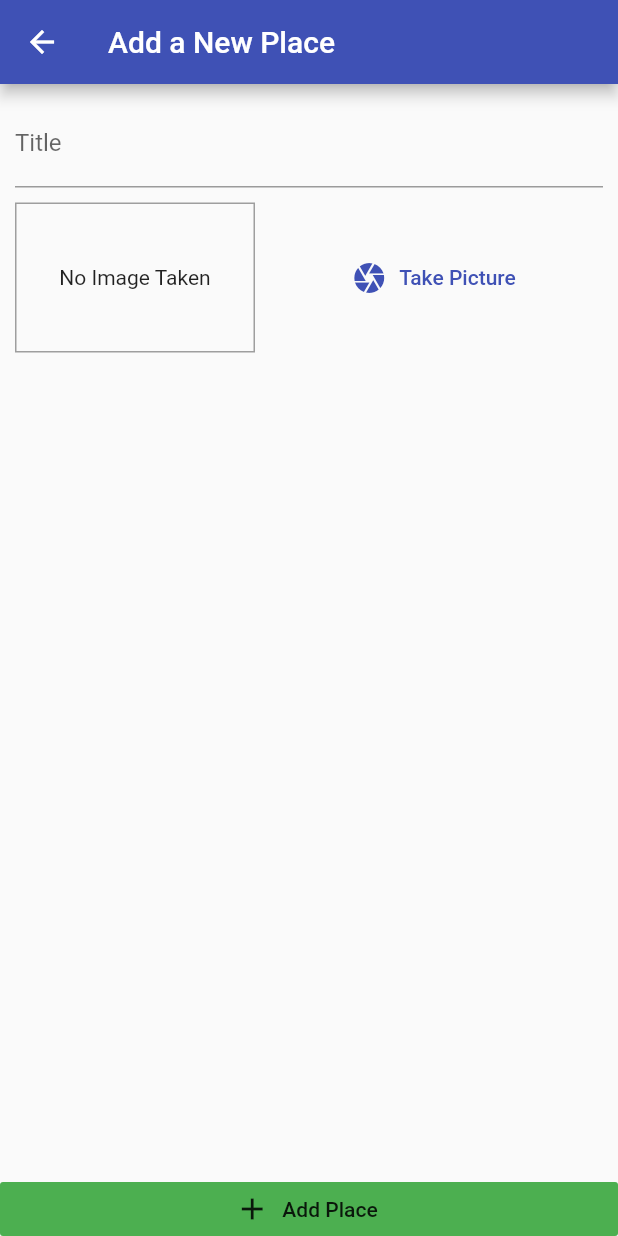
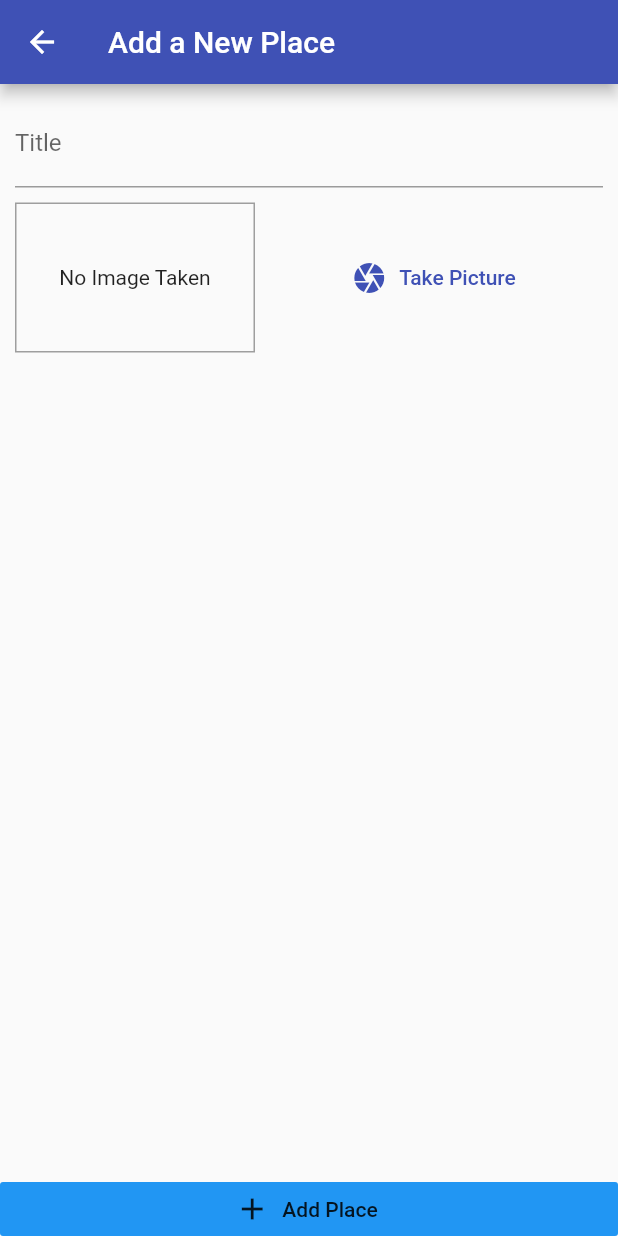
Before and after one commit to cojarepublic/great-places, a Flutter app: the AddPlaceScreen screen opened by its route, after a tap on "Take Picture", on a phone screen of 412 x 824 dp. Run offline on Flutter 3.47's test engine with Material 2 defaults, Android fonts, the phone set to English and light mode, and no system bars; our stand-ins replace image_picker.

```diff
--- a/lib/main.dart
+++ b/lib/main.dart
@@ -18,7 +18,7 @@ class MyApp extends StatelessWidget {
         title: 'Great Places',
         theme: ThemeData(
           primarySwatch: Colors.indigo,
-          accentColor: Colors.green,
+          accentColor: Colors.blue,
         ),
         home: PlacesListScreen(),
         routes: {
--- a/lib/widgets/image_input.dart
+++ b/lib/widgets/image_input.dart
@@ -1,6 +1,7 @@
 import 'dart:io';
 import 'package:flutter/cupertino.dart';
 import 'package:flutter/material.dart';
+import 'package:image_picker/image_picker.dart';
 
 class ImageInput extends StatefulWidget {
   @override
@@ -9,6 +10,11 @@ class ImageInput extends StatefulWidget {
 
 class _ImageInputState extends State<ImageInput> {
   File _storedImage;
+
+  Future<void> _takePicture () async {
+    final picker = ImagePicker();
+    final imageFile = await picker.getImage(source: ImageSource.camera, maxWidth: 600);
+  }
 
   @override
   Widget build(BuildContext context) {
@@ -28,7 +34,7 @@ class _ImageInputState extends State<ImageInput> {
         SizedBox(width: 10),
         Expanded(
             child: FlatButton.icon(
-              onPressed: () {},
+              onPressed: _takePicture,
               icon: Icon(Icons.camera),
               label: Text('Take Picture'),
             textColor: Theme.of(context).primaryColor,)),
--- a/pubspec.yaml
+++ b/pubspec.yaml
@@ -24,6 +24,7 @@ dependencies:
   flutter:
     sdk: flutter
   provider: ^3.0.0+1
+  image_picker: ^0.6.0+9
 
 
   # The following adds the Cupertino Icons font to your application.
```
Also changed, not shown: pubspec.lock, 1 other file.
